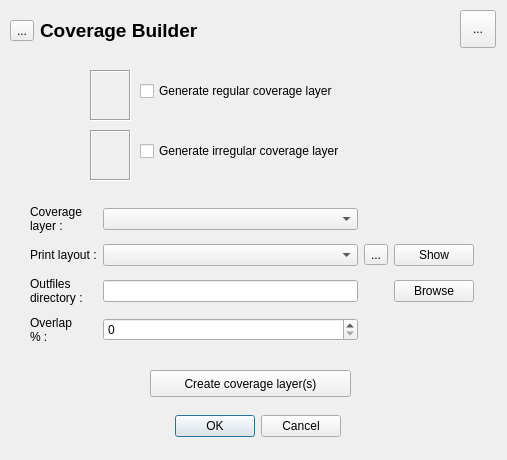
Above: ui_coveragebuilder.ui from AlisterH/coveragebuilder before the change. Below: the same form after it.
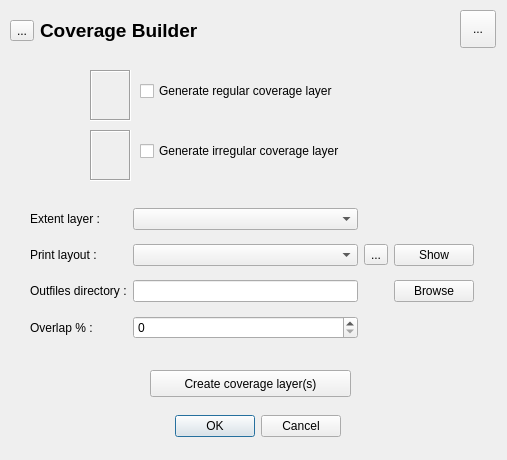
That is the form after the change. Icons and pictures are not drawn.

What changed in the file:
```diff
--- a/ui_coveragebuilder.ui
+++ b/ui_coveragebuilder.ui
@@ -96,8 +96,7 @@
     <item row="4" column="0">
      <widget class="QLabel" name="lblOutDir">
       <property name="text">
-       <string>Outfiles
-directory :</string>
+       <string>Outfiles directory :</string>
       </property>
      </widget>
     </item>
@@ -111,8 +110,7 @@
     <item row="5" column="0">
      <widget class="QLabel" name="lblOverlap">
       <property name="text">
-       <string>Overlap
-% :</string>
+       <string>Overlap % :</string>
       </property>
      </widget>
     </item>
@@ -144,8 +142,7 @@
     <item row="0" column="0">
      <widget class="QLabel" name="lblInLayer">
       <property name="text">
-       <string>Coverage
-layer :</string>
+       <string>Extent layer :</string>
       </property>
      </widget>
     </item>
```
